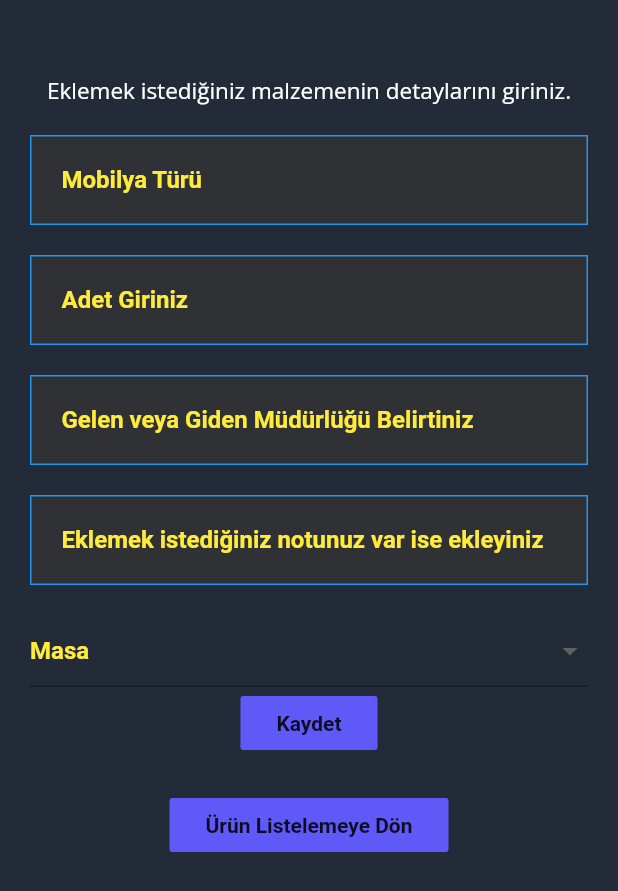
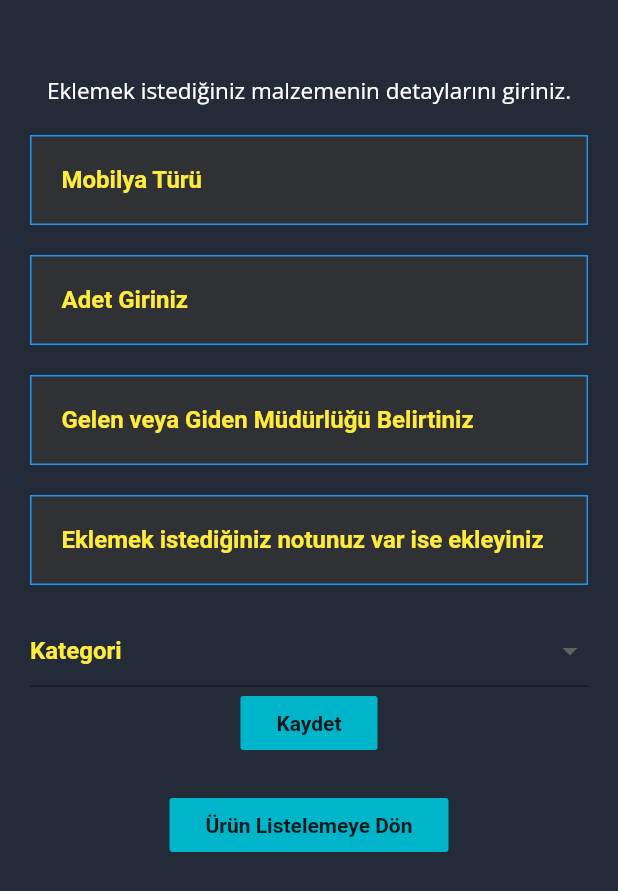
Before and after one commit to KrmKrks/ProjeQR, a Flutter app: the MalzemeEkleme screen opened directly, on a phone screen of 412 x 824 dp. Shown: the top 891 px of the screen. Run offline on Flutter 3.47's test engine with Material 2 defaults, Android fonts, the phone set to English and light mode, and no system bars; our stand-ins replace cloud_firestore, firebase_auth, firebase_core, firebase_storage, google_fonts, qr_flutter; accounts and stored records are empty.

Commit message:
Ürün ekleme kısmında required zorunluluğu eklendi

```diff
--- a/lib/Pages/giris_sayfasi.dart
+++ b/lib/Pages/giris_sayfasi.dart
@@ -159,7 +159,7 @@ class _GirissayfasiState extends State<Girissayfasi> {
                             builder: (context) => AnaSayfa(),
                           ));
                     },
-                    color: logoGreen,
+                    color: Theme.of(context).buttonColor,
                     child: Text(
                       'Smoking Break..!',
                       style: TextStyle(
--- a/lib/Pages/malzeme_ekleme.dart
+++ b/lib/Pages/malzeme_ekleme.dart
@@ -51,6 +51,8 @@ class _MalzemeEklemeState extends State<MalzemeEkleme> {
   ];
 
   final Color logoGreen = Color(0xFF5f59f7);
+  final _formKey = GlobalKey<FormState>();
+  bool _autovalidate = false;
 
   @override
   Widget build(BuildContext context) {
@@ -59,6 +61,9 @@ class _MalzemeEklemeState extends State<MalzemeEkleme> {
           body: Container(
         margin: EdgeInsets.all(20),
         child: SingleChildScrollView(
+          child: Form(
+            key: _formKey,
+            autovalidate: _autovalidate,
             child: Column(
               children: <Widget>[
                 SizedBox(
@@ -67,27 +72,28 @@ class _MalzemeEklemeState extends State<MalzemeEkleme> {
                 Text(
                   "Eklemek istediğiniz malzemenin detaylarını giriniz.",
                   textAlign: TextAlign.center,
-                style: GoogleFonts.openSans(color: Colors.white, fontSize: 15),
+                  style:
+                      GoogleFonts.openSans(color: Colors.white, fontSize: 15),
                 ),
                 SizedBox(
                   height: 20,
                 ),
-              _buildTextField(mobilyaTuruController, "Mobilya Türü", context)
+                _buildTextFormField(
+                    mobilyaTuruController, "Mobilya Türü", context) as Widget,
+                SizedBox(
+                  height: 20,
+                ),
+                _buildTextFormField(adetController, "Adet Giriniz", context)
                     as Widget,
                 SizedBox(
                   height: 20,
                 ),
-              _buildTextField(adetController, "Adet Giriniz", context)
-                  as Widget,
-              SizedBox(
-                height: 20,
-              ),
-              _buildTextField(mudurlukController,
+                _buildTextFormField(mudurlukController,
                     "Gelen veya Giden Müdürlüğü Belirtiniz", context) as Widget,
                 SizedBox(
                   height: 20,
                 ),
-              _buildTextField(
+                _buildTextFormField(
                     notController,
                     "Eklemek istediğiniz notunuz var ise ekleyiniz",
                     context) as Widget,
@@ -120,8 +126,10 @@ class _MalzemeEklemeState extends State<MalzemeEkleme> {
                       );
                     },
                     value: selectedKategori,
+                    validator: (value) =>
+                        value == null ? 'Kategori seçiniz.' : null,
                     hint: Text(
-                    'Masa',
+                      'Kategori',
                       style: TextStyle(
                         color: Theme.of(context).colorScheme.primary,
                         fontFamily: 'Roboto',
@@ -136,8 +144,9 @@ class _MalzemeEklemeState extends State<MalzemeEkleme> {
                     padding: const EdgeInsets.all(8.0),
                     child: Text("Kaydet"),
                   ),
-                color: logoGreen,
+                  color: Theme.of(context).buttonColor,
                   onPressed: () {
+                    if (_formKey.currentState!.validate()) {
                       addProduct(
                               mobilyaTuruController.text,
                               adetController.text,
@@ -154,6 +163,12 @@ class _MalzemeEklemeState extends State<MalzemeEkleme> {
                           );
                         },
                       );
+                      _formKey.currentState!.save();
+                    } else {
+                      setState(() {
+                        _autovalidate = true; //enable realtime validation
+                      });
+                    }
                   },
                 ),
                 SizedBox(
@@ -164,13 +179,16 @@ class _MalzemeEklemeState extends State<MalzemeEkleme> {
                     padding: const EdgeInsets.all(8.0),
                     child: Text("Ürün Listelemeye Dön"),
                   ),
-                color: logoGreen,
+                  color: Theme.of(context).buttonColor,
                   onPressed: () {
-                  Navigator.push(context,
-                      MaterialPageRoute(builder: (context) => UrunListeleme()));
+                    Navigator.push(
+                        context,
+                        MaterialPageRoute(
+                            builder: (context) => UrunListeleme()));
                   },
                 )
               ],
+            ),
           ),
         ),
       )),
@@ -178,12 +196,15 @@ class _MalzemeEklemeState extends State<MalzemeEkleme> {
   }
 }
 
-_buildTextField(TextEditingController controller, String labelText, context) {
+_buildTextFormField(
+    TextEditingController controller, String labelText, context) {
   return Container(
     padding: EdgeInsets.symmetric(horizontal: 10, vertical: 5),
     decoration: BoxDecoration(
         color: secondaryColor, border: Border.all(color: Colors.blue)),
-    child: TextField(
+    child: TextFormField(
+      validator: (value) =>
+          value!.isEmpty ? 'Bu alanı boş geçemezsiniz.' : null,
       controller: controller,
       style: TextStyle(
           color: Theme.of(context as BuildContext).colorScheme.primary),
--- a/lib/Pages/provider/theme_provider.dart
+++ b/lib/Pages/provider/theme_provider.dart
@@ -19,6 +19,7 @@ class AppThemes {
     colorScheme: ColorScheme.light(primary: Colors.black),
     iconTheme: IconThemeData(color: Colors.red, opacity: 0.8),
     shadowColor: Colors.blue,
+    buttonColor: Color(0xFF00b5c9),
     textTheme: TextTheme(
       headline1: TextStyle(
         fontFamily: 'Roboto',
@@ -36,6 +37,7 @@ class AppThemes {
     colorScheme: ColorScheme.light(primary: Colors.yellow),
     iconTheme: IconThemeData(color: Colors.amber[800], opacity: 0.8),
     shadowColor: Colors.white,
+    buttonColor: Color(0xFF00b5c9),
     textTheme: TextTheme(
       headline1: TextStyle(
         fontFamily: 'Roboto',
```
Lines whose indentation alone changed are shown as unchanged.
